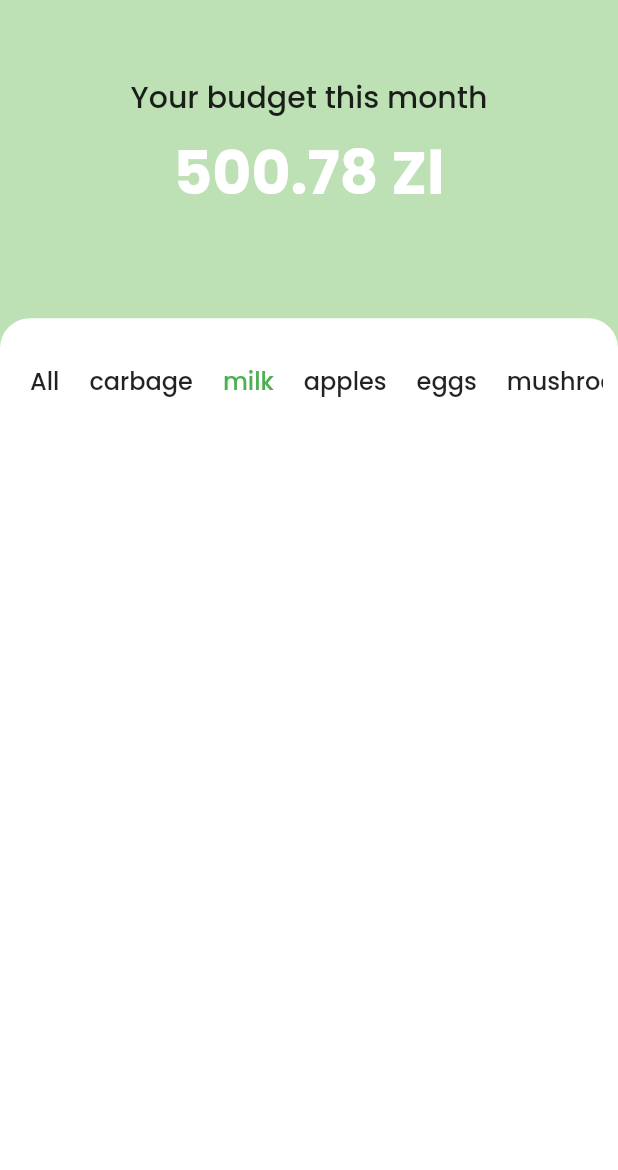
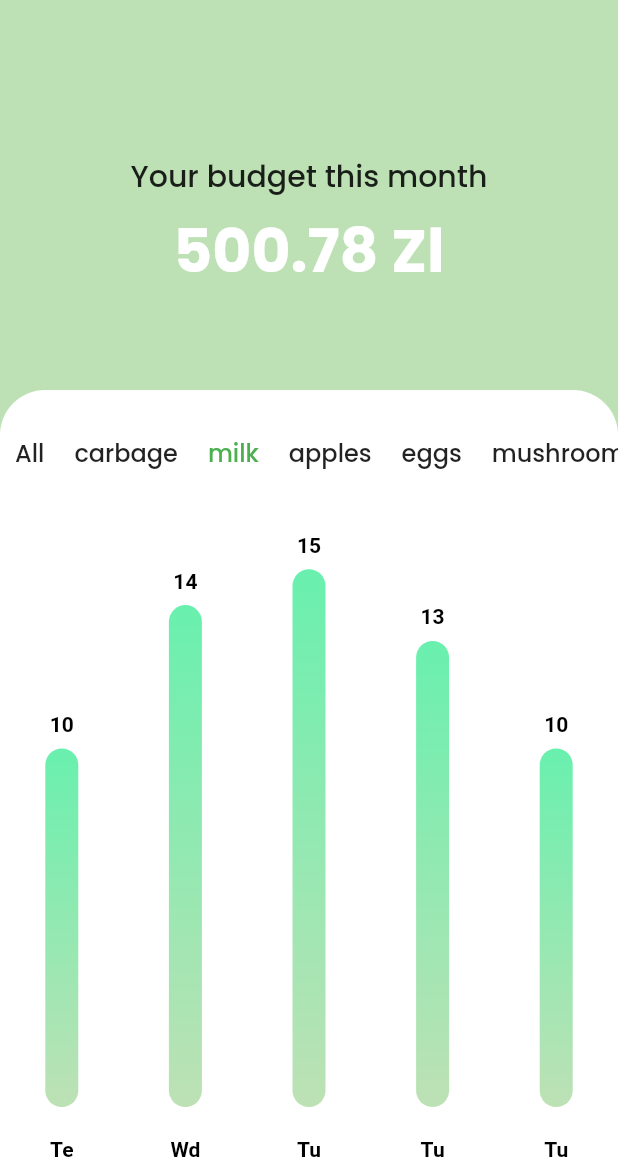
Before and after one commit to Fiston-pro/MyFoodz, a Flutter app: the ChartPage screen opened by its route, on a phone screen of 412 x 824 dp, the part 66-1236 px from its top. Run offline on Flutter 3.47's test engine with Material 2 defaults, Android fonts, the phone set to English and light mode, and no system bars; drawn by our look-alikes of fl_chart; our stand-ins replace animated_splash_screen, page_transition.

Commit message:
Added a chart widget from flchart library

```diff
--- a/lib/Screens/Chart.dart
+++ b/lib/Screens/Chart.dart
@@ -1,4 +1,6 @@
 import 'package:flutter/material.dart';
+import 'package:myfoodz/Widgets/chartWidget.dart';
+
 
 class ChartPage extends StatefulWidget {
   const ChartPage({ Key? key }) : super(key: key);
@@ -26,28 +28,40 @@ class _ChartPageState extends State<ChartPage> {
                     Text('MY FOODZ',style: TextStyle(fontSize: 23, fontFamily: 'Poppins',color: Colors.white,  fontWeight: FontWeight.w700)),
                   ],
                 ),
-              SizedBox(height: 50,),
               Expanded(
                 flex: 2,
-                child: Column(
+                child: Row(
+                  mainAxisAlignment: MainAxisAlignment.center,
                   children: [
+                    Column(
+                      crossAxisAlignment: CrossAxisAlignment.center,
+                      mainAxisAlignment: MainAxisAlignment.center,
+                      children: [
+                        SizedBox(height: 50,),
                         Text('Your budget this month', style: TextStyle(fontFamily:'Poppins', fontSize: 20,fontWeight: FontWeight.w400)),
                         SizedBox(height: 5,),
                         Text('500.78 Zl', style: TextStyle(fontFamily: 'Poppins',fontWeight: FontWeight.w700, fontSize: 40, color: Colors.white),),
-                    SizedBox(height: 10,)
+                        SizedBox(height: 10,),
+
+                      ],
+                    ),
                   ],
                 ),
               ),
+
               Expanded(
-                flex: 7,
+                flex: 4,
                 child: Container(
                   //margin: EdgeInsets.fromLTRB(5, 0, 5, 0),
-                  padding: EdgeInsets.fromLTRB(10, 0, 10, 0),
+                  width: MediaQuery.of(context).size.width,
                   decoration: BoxDecoration(
                     color: Colors.white,
-                    borderRadius: BorderRadius.only(topLeft: Radius.circular(20), topRight: Radius.circular(20)),
+                    borderRadius: BorderRadius.only(topLeft: Radius.circular(30), topRight: Radius.circular(30)),
                   ),
                   child:
+                          Stack(
+                            children: [
+                             BarChartSample3(),
                               ListView.builder(
                           itemCount: foods.length,
                           scrollDirection: Axis.horizontal,
@@ -65,8 +79,8 @@ class _ChartPageState extends State<ChartPage> {
                             );
                           },
                         ),
-                      // Chart for chossen food
-
+                            ],
+                            )
                   ),
                 ),
             ],
--- /dev/null
+++ b/lib/Widgets/chartWidget.dart
@@ -0,0 +1,143 @@
+import 'package:fl_chart/fl_chart.dart';
+import 'package:flutter/material.dart';
+
+class _BarChart extends StatelessWidget {
+  const _BarChart({Key? key}) : super(key: key);
+
+  @override
+  Widget build(BuildContext context) {
+    return BarChart(
+      BarChartData(
+        barTouchData: barTouchData,
+        titlesData: titlesData,
+        borderData: borderData,
+        barGroups: barGroups,
+        alignment: BarChartAlignment.spaceAround,
+        maxY: 20,
+        gridData: FlGridData(show: false)
+      ),
+    );
+  }
+
+  BarTouchData get barTouchData => BarTouchData(
+        enabled: true,
+        touchTooltipData: BarTouchTooltipData(
+          tooltipBgColor: Colors.transparent,
+          tooltipPadding: const EdgeInsets.all(0),
+          tooltipMargin: 8,
+          getTooltipItem: (
+            BarChartGroupData group,
+            int groupIndex,
+            BarChartRodData rod,
+            int rodIndex,
+          ) {
+            return BarTooltipItem(
+              rod.y.round().toString(),
+              const TextStyle(
+                color: Colors.black,
+                fontWeight: FontWeight.bold,
+              ),
+            );
+          },
+        ),
+      );
+
+  FlTitlesData get titlesData => FlTitlesData(
+        show: true,
+        bottomTitles: SideTitles(
+          showTitles: true,
+          getTextStyles: (context, value) => const TextStyle(
+            color: Colors.black,
+            fontWeight: FontWeight.bold,
+            fontSize: 14,
+          ),
+          margin: 20,
+          getTitles: (double value) {
+            switch (value.toInt()) {
+              case 0:
+                return 'Mn';
+              case 1:
+                return 'Te';
+              case 2:
+                return 'Wd';
+              case 3:
+                return 'Tu';
+              case 4:
+                return 'Fr';
+              case 5:
+                return 'St';
+              case 6:
+                return 'Sn';
+              default:
+                return '';
+            }
+          },
+        ),
+        leftTitles: SideTitles(showTitles: false),
+        topTitles: SideTitles(showTitles: false),
+        rightTitles: SideTitles(showTitles: false),
+      );
+
+  FlBorderData get borderData => FlBorderData(
+        show: false,
+      );
+
+  List<BarChartGroupData> get barGroups => [
+        BarChartGroupData(
+          x: 1,
+          barRods: [
+            BarChartRodData(
+                y: 10, width: 22, colors: [Color.fromRGBO(189, 225, 181, 1), Colors.greenAccent])
+          ],
+          showingTooltipIndicators: [0],
+        ),
+        BarChartGroupData(
+          x: 2,
+          barRods: [
+            BarChartRodData(
+                y: 14, width: 22,colors: [Color.fromRGBO(189, 225, 181, 1), Colors.greenAccent])
+          ],
+          showingTooltipIndicators: [0],
+        ),
+        BarChartGroupData(
+          x: 3,
+          barRods: [
+            BarChartRodData(
+                y: 15, width: 22, colors: [Color.fromRGBO(189, 225, 181, 1), Colors.greenAccent])
+          ],
+          showingTooltipIndicators: [0],
+        ),
+        BarChartGroupData(
+          x: 3,
+          barRods: [
+            BarChartRodData(
+                y: 13, width: 22, colors: [Color.fromRGBO(189, 225, 181, 1), Colors.greenAccent])
+          ],
+          showingTooltipIndicators: [0],
+        ),
+        BarChartGroupData(
+          x: 3,
+          barRods: [
+            BarChartRodData(
+                y: 10, width: 22, colors: [Color.fromRGBO(189, 225, 181, 1), Colors.greenAccent])
+          ],
+          showingTooltipIndicators: [0],
+        ),
+      ];
+}
+
+class BarChartSample3 extends StatefulWidget {
+  const BarChartSample3({Key? key}) : super(key: key);
+
+  @override
+  State<StatefulWidget> createState() => BarChartSample3State();
+}
+
+class BarChartSample3State extends State<BarChartSample3> {
+    List<String> foods = ['All','carbage','milk','apples','eggs','mushrooms'];
+
+  @override
+  Widget build(BuildContext context) {
+    return const _BarChart();
+  }
+}
--- a/pubspec.yaml
+++ b/pubspec.yaml
@@ -32,7 +32,7 @@ dependencies:
   cloud_firestore: ^3.1.0
   animated_splash_screen: ^1.1.0
   page_transition: ^2.0.1-nullsafety.0
-  fl_chart: ^0.40.2
+  fl_chart: ^0.40.6
 
 dev_dependencies:
   flutter_test:
```
Also changed, not shown: pubspec.lock. Lines whose indentation alone changed are shown as unchanged.
